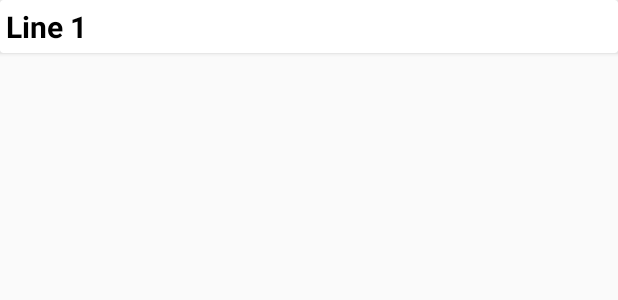
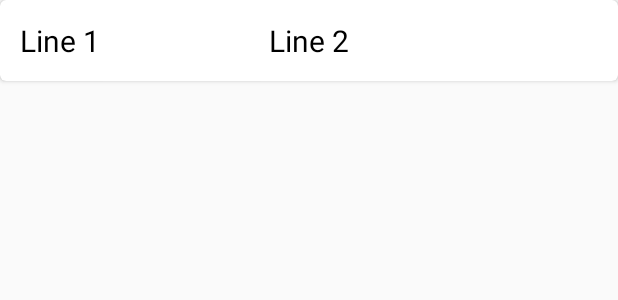
Before and after one commit to mglaser001/WorkoutIntervalTimer, an Android app: the layout database_item_layout.xml on its own in the app's theme, with its tools: preview values and no code run, on a phone screen of 412 x 824 dp. Shown: the top 300 px of the screen. Run offline under Robolectric (Android 15) with nearby library versions, the phone set to English and light mode, and no system bars.

Commit message:
Refactor DatabaseHelper Add database view to load screen Update loadscreen layout

```diff
--- a/app/src/main/java/com/mg/database/DatabaseHelper.java
+++ b/app/src/main/java/com/mg/database/DatabaseHelper.java
@@ -61,7 +61,7 @@ public class DatabaseHelper extends SQLiteOpenHelper{
             return true;
         }
     }
-    public Cursor showWorkoutDataBase(){
+    public Cursor getDatabaseContent(){
         SQLiteDatabase db = this.getWritableDatabase();
         Cursor data = db.rawQuery("SELECT * FROM " + TABLE_NAME,null);
         return data;
--- a/app/src/main/java/com/mg/workoutintervalapp/MainActivity.java
+++ b/app/src/main/java/com/mg/workoutintervalapp/MainActivity.java
@@ -29,6 +29,8 @@ public class MainActivity extends AppCompatActivity {
 
         startButton = findViewById(R.id.simpleWorkout_Btn);
         simpleTimerIntent = new Intent(this, SimpleTimerMenuActivity.class);
+
+        loadButton = findViewById(R.id.MainLoad_Btn);
         loadTimerIntent = new Intent(this, LoadTimerActivity.class);
 
         startButton.setOnClickListener(new View.OnClickListener() {
--- a/app/src/main/res/layout/database_item_layout.xml
+++ b/app/src/main/res/layout/database_item_layout.xml
@@ -2,18 +2,30 @@
 <android.support.v7.widget.CardView xmlns:android="http://schemas.android.com/apk/res/android"
     android:layout_width="match_parent"
     android:layout_height="wrap_content"
-    >
+    xmlns:app="http://schemas.android.com/apk/res-auto"
+    app:cardCornerRadius="4dp">
     <RelativeLayout
         android:layout_width="match_parent"
         android:layout_height="match_parent"
-        android:layout_margin="4dp">
+        android:layout_margin="4dp"
+        android:padding="5dp">
         <TextView
+            android:id="@+id/workoutNameTV"
             android:layout_width="wrap_content"
             android:layout_height="wrap_content"
             android:text="Line 1"
             android:textSize="20sp"
-            android:textStyle="bold"
-            android:textColor="@android:color/black"/>
+            android:textColor="@android:color/black"
+            android:padding="4dp"/>
+        <TextView
+            android:id="@+id/workoutTimeTV"
+            android:layout_width="wrap_content"
+            android:layout_height="wrap_content"
+            android:layout_centerHorizontal="true"
+            android:text="Line 2"
+            android:textSize="20sp"
+            android:textColor="@android:color/black"
+            android:padding="4dp"/>
     </RelativeLayout>
 
 </android.support.v7.widget.CardView>
```
Also changed, not shown: app/src/main/java/com/mg/database/DataBaseViewItems.java (added, +19 -0 lines), app/src/main/java/com/mg/database/DatabaseItemAdapter.java (added, +49 -0 lines), app/src/main/java/com/mg/workoutintervalapp/LoadTimerActivity.java (+33 -0 lines), app/src/main/res/layout/activity_load_timer.xml (+24 -0 lines).
